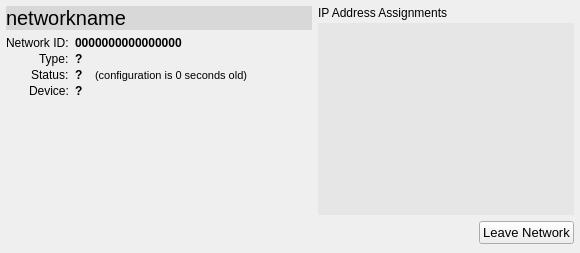
Above: ZeroTierUI/networkwidget.ui from zerotier/ZeroTierOne before the change. Below: the same form after it.
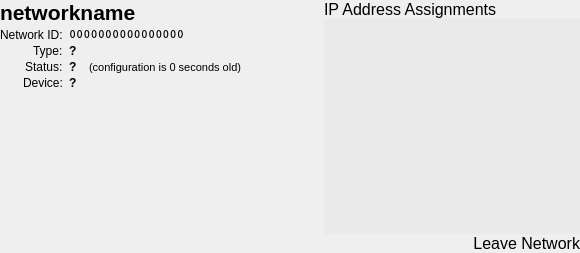
That is the form after the change.

Patch:
```diff
--- a/ZeroTierUI/networkwidget.ui
+++ b/ZeroTierUI/networkwidget.ui
@@ -22,25 +22,28 @@
   <property name="class" stdset="0">
    <string>NetworkWidget</string>
   </property>
-  <layout class="QHBoxLayout" name="horizontalLayout">
+  <layout class="QHBoxLayout">
    <property name="spacing">
-    <number>6</number>
+    <number>0</number>
    </property>
    <property name="leftMargin">
-    <number>6</number>
+    <number>0</number>
    </property>
    <property name="topMargin">
-    <number>6</number>
+    <number>0</number>
    </property>
    <property name="rightMargin">
-    <number>6</number>
+    <number>0</number>
    </property>
    <property name="bottomMargin">
-    <number>6</number>
+    <number>0</number>
    </property>
    <item>
     <widget class="QWidget" name="leftWidget" native="true">
      <layout class="QVBoxLayout" name="verticalLayout_2">
+      <property name="spacing">
+       <number>2</number>
+      </property>
       <property name="leftMargin">
        <number>0</number>
       </property>
@@ -63,13 +66,13 @@
         </property>
         <property name="font">
          <font>
-          <pointsize>15</pointsize>
+          <pointsize>16</pointsize>
+          <weight>75</weight>
+          <bold>true</bold>
          </font>
         </property>
-        <property name="styleSheet">
-         <string notr="true">background-color: rgba(0,0,0,25);
-padding: 0.25em;
-margin: 0;</string>
+        <property name="statusTip">
+         <string>This network's short name.</string>
         </property>
         <property name="text">
          <string>networkname</string>
@@ -133,8 +136,15 @@
          </item>
          <item row="2" column="1">
           <widget class="QPushButton" name="networkIdPushButton">
+           <property name="sizePolicy">
+            <sizepolicy hsizetype="Minimum" vsizetype="Preferred">
+             <horstretch>0</horstretch>
+             <verstretch>0</verstretch>
+            </sizepolicy>
+           </property>
            <property name="font">
             <font>
+             <family>Courier</family>
              <weight>75</weight>
              <bold>true</bold>
             </font>
@@ -156,7 +166,11 @@
 }
 
 QPushButton:hover {
-	background-color: rgba(0,0,0,25);
+	background-color: rgba(0,0,0,15);
+}
+
+QPushButton:pressed {
+	background-color: rgba(0,0,0,75);
 }
 </string>
            </property>
@@ -329,10 +343,7 @@
      </property>
      <layout class="QVBoxLayout" name="verticalLayout">
       <property name="spacing">
-       <number>3</number>
-      </property>
-      <property name="sizeConstraint">
-       <enum>QLayout::SetNoConstraint</enum>
+       <number>0</number>
       </property>
       <property name="leftMargin">
        <number>0</number>
@@ -348,11 +359,21 @@
       </property>
       <item>
        <widget class="QLabel" name="label_6">
+        <property name="sizePolicy">
+         <sizepolicy hsizetype="Preferred" vsizetype="Fixed">
+          <horstretch>0</horstretch>
+          <verstretch>0</verstretch>
+         </sizepolicy>
+        </property>
         <property name="font">
          <font>
+          <pointsize>12</pointsize>
           <underline>false</underline>
          </font>
         </property>
+        <property name="styleSheet">
+         <string notr="true">padding: 0.1em 0 0.1em 0;</string>
+        </property>
         <property name="text">
          <string>IP Address Assignments</string>
         </property>
@@ -363,12 +384,6 @@
       </item>
       <item>
        <widget class="QListWidget" name="ipListWidget">
-        <property name="sizePolicy">
-         <sizepolicy hsizetype="Preferred" vsizetype="Preferred">
-          <horstretch>0</horstretch>
-          <verstretch>0</verstretch>
-         </sizepolicy>
-        </property>
         <property name="minimumSize">
          <size>
           <width>0</width>
@@ -386,7 +401,7 @@
         </property>
         <property name="styleSheet">
          <string notr="true">QListWidget {
-	background-color: rgba(0,0,0,10);
+	background-color: rgba(0,0,0,5);
 }
 
 QListWidget:hover {
@@ -415,19 +430,7 @@
        </widget>
       </item>
       <item>
-       <widget class="QWidget" name="leaveNetworkButtonContainerWidget" native="true">
-        <property name="sizePolicy">
-         <sizepolicy hsizetype="Expanding" vsizetype="Expanding">
-          <horstretch>0</horstretch>
-          <verstretch>0</verstretch>
-         </sizepolicy>
-        </property>
-        <property name="minimumSize">
-         <size>
-          <width>100</width>
-          <height>0</height>
-         </size>
-        </property>
+       <widget class="QWidget" name="leaveButtonContainerWidget" native="true">
         <layout class="QHBoxLayout" name="horizontalLayout_2">
          <property name="spacing">
           <number>0</number>
@@ -452,22 +455,55 @@
            <property name="sizeHint" stdset="0">
             <size>
              <width>40</width>
-             <height>20</height>
+             <height>1</height>
             </size>
            </property>
           </spacer>
          </item>
          <item>
           <widget class="QPushButton" name="leaveNetworkButton">
+           <property name="sizePolicy">
+            <sizepolicy hsizetype="Fixed" vsizetype="Fixed">
+             <horstretch>0</horstretch>
+             <verstretch>0</verstretch>
+            </sizepolicy>
+           </property>
            <property name="font">
             <font>
-             <pointsize>10</pointsize>
-             <underline>false</underline>
+             <pointsize>12</pointsize>
             </font>
            </property>
+           <property name="statusTip">
+            <string>Leave this network.</string>
+           </property>
+           <property name="styleSheet">
+            <string notr="true">QPushButton {
+	border: 0;
+	padding: 0.25em;
+	margin: 0;
+	text-align: right;
+	background-color: transparent;
+}
+
+QPushButton:focus {
+	background-color: rgba(0,0,0,25);
+}
+
+QPushButton:hover {
+	background-color: rgba(0,0,0,25);
+}
+
+QPushButton:pressed {
+	background-color: rgba(0,0,0,75);
+}
+</string>
+           </property>
            <property name="text">
             <string>Leave Network</string>
            </property>
+           <property name="flat">
+            <bool>true</bool>
+           </property>
           </widget>
          </item>
         </layout>
```
Left out of the diff: 25 changed lines with no effect on the pictures.
